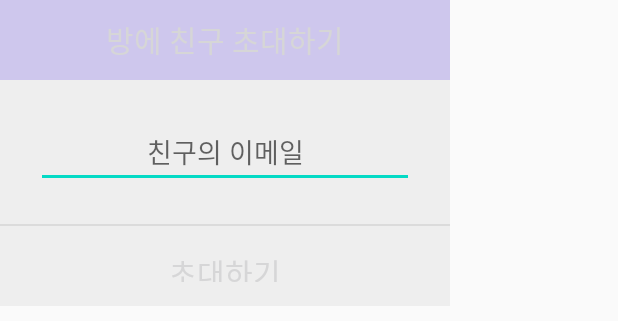
After one commit to hyunsooklm/CAPSTON, an Android app: the layout activity_popupinvite.xml on its own in the app's theme, with its tools: preview values and no code run, on a phone screen of 412 x 824 dp. The commit adds this screen. Shown: the top 321 px of the screen. Run offline under Robolectric (Android 15) with nearby library versions, the light colour scheme and no system bars; Roboto replaces fonts that are not available here.

Commit message:
UI 수정

```diff
--- /dev/null
+++ b/app/src/main/res/layout/activity_popupinvite.xml
@@ -0,0 +1,75 @@
+<?xml version="1.0" encoding="utf-8"?>
+<LinearLayout xmlns:android="http://schemas.android.com/apk/res/android"
+    android:background="#eeeeee"
+    android:orientation="vertical"
+    android:layout_width="300dp"
+    android:layout_height="wrap_content"
+    >
+
+    <!-- 타이틀바 -->
+    <LinearLayout
+        android:orientation="horizontal"
+        android:layout_width="match_parent"
+        android:layout_height="wrap_content"
+        >
+
+        <TextView
+            android:id="@+id/qqq"
+            android:layout_width="match_parent"
+            android:layout_height="53dp"
+            android:background="#CEC7ED"
+            android:gravity="center"
+            android:text="방에 친구 초대하기"
+            android:textColor="@color/com_kakao_button_text_press"
+            android:textSize="20sp"
+            android:fontFamily="@font/kyobohandwriting"/>
+    </LinearLayout>
+    <!-- //end 타이틀바 -->
+
+    <!-- Notice -->
+    <LinearLayout
+        android:layout_width="match_parent"
+        android:layout_height="wrap_content"
+        android:backgroundTint="#C7B5E6"
+        android:orientation="vertical"
+        android:padding="24dp">
+
+        <EditText
+            android:id="@+id/emailOfFriend"
+            android:layout_width="match_parent"
+            android:layout_height="wrap_content"
+            android:ems="10"
+            android:gravity="center"
+            android:hint="친구의 이메일"
+            android:inputType="textEmailAddress"
+            android:fontFamily="@font/kyobohandwriting"/>
+    </LinearLayout>
+    <!-- Notice -->
+
+    <View
+        android:background="#66bdbdbd"
+        android:layout_width="match_parent"
+        android:layout_height="1dp" />
+
+    <!-- 닫기 버튼 -->
+    <LinearLayout
+        android:orientation="horizontal"
+        android:gravity="center"
+        android:layout_width="match_parent"
+        android:layout_height="wrap_content">
+
+        <Button
+            android:id="@+id/inviteintoroomBtn"
+            android:layout_width="match_parent"
+            android:layout_height="53dp"
+            android:background="#00000000"
+            android:gravity="center"
+            android:onClick="mOnClose"
+            android:padding="16dp"
+            android:text="초대하기"
+            android:textColor="@color/com_kakao_button_text_press"
+            android:textSize="20sp"
+            android:fontFamily="@font/kyobohandwriting"/>
+    </LinearLayout>
+    <!--// 닫기 버튼 -->
+</LinearLayout>
--- a/app/src/main/res/layout/greedy_reply.xml
+++ b/app/src/main/res/layout/greedy_reply.xml
@@ -19,7 +19,8 @@
             android:layout_width="50dp"
             android:layout_height="150dp"
             android:layout_weight="1"
-            app:srcCompat="@drawable/background_btn" />
+            app:srcCompat="@drawable/background_btn"
+            android:background="@drawable/background_signup"/>
 
         <TextView
             android:id="@+id/replies_txt"
@@ -27,7 +28,8 @@
             android:layout_height="fill_parent"
             android:layout_weight="1"
             android:text="TextView"
-            android:textSize="16sp"
+            android:textSize="20sp"
+            android:gravity="center"
             android:fontFamily="@font/kyobohandwriting"/>
 
     </LinearLayout>
```
Also changed, not shown: app/src/main/res/drawable/background_roulette.xml (added, +12 -0 lines), app/src/main/res/layout/activity_concept_shot.xml (added, +76 -0 lines), app/src/main/res/layout/activity_popuppics.xml (added, +73 -0 lines), app/src/main/res/layout/activity_rullet.xml (added, +59 -0 lines), app/src/main/res/drawable/sharp_label_black_18dp2.png (added).
